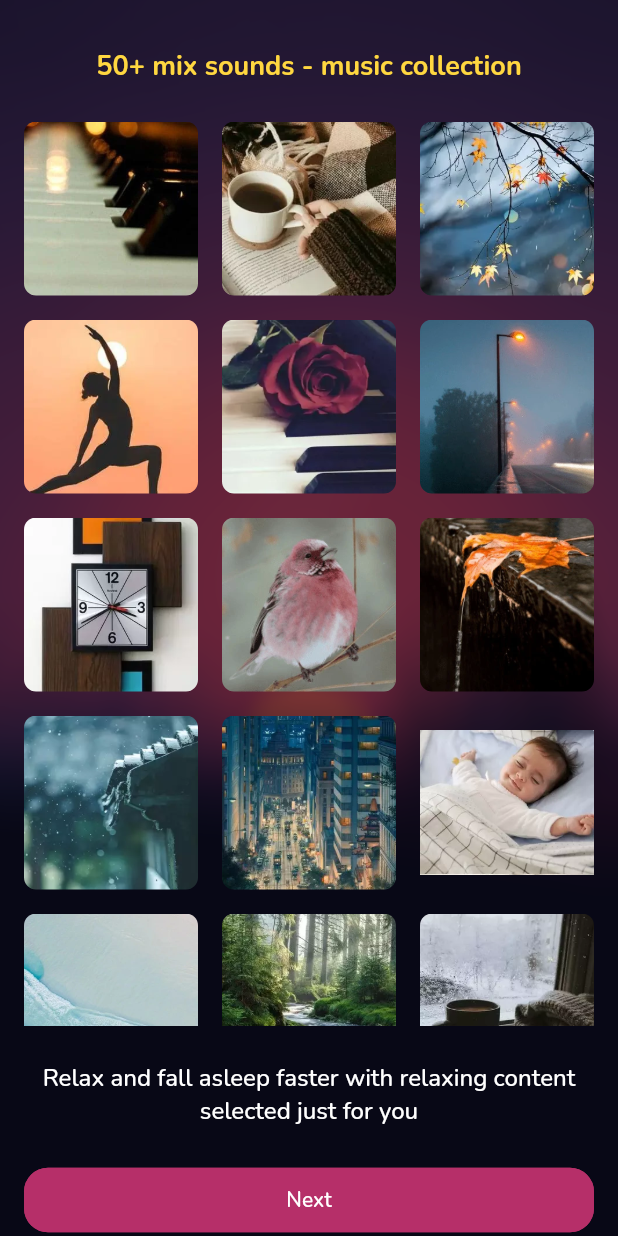
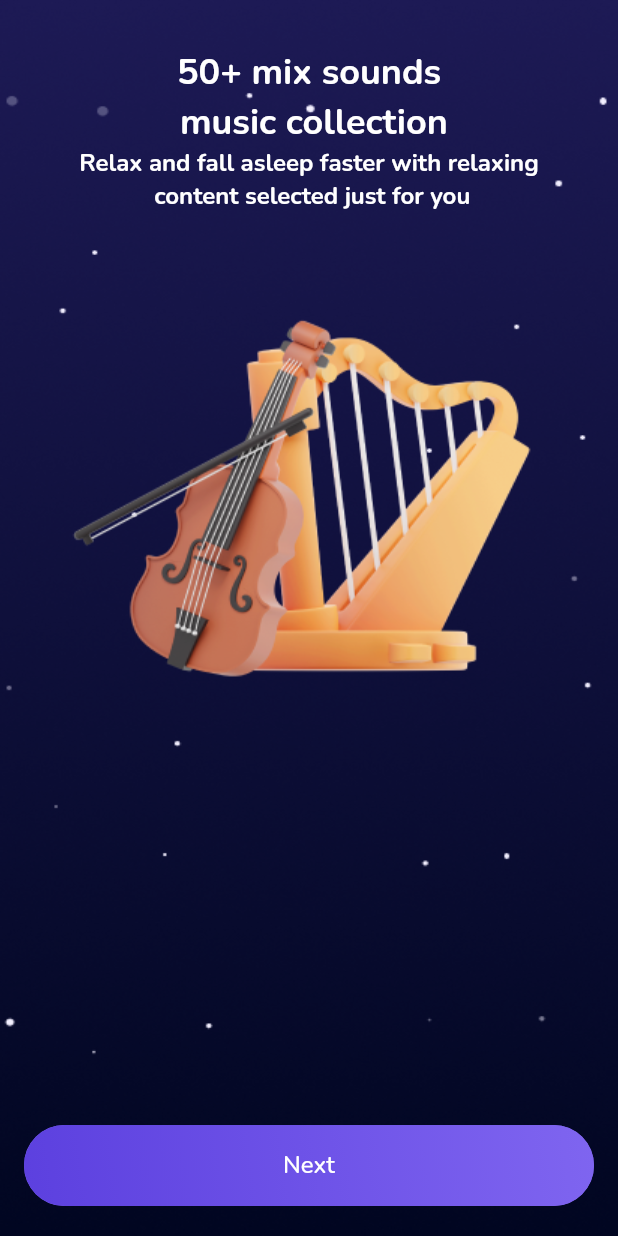
Before and after one commit to ntkien26/rain-sounds, a Flutter app: the screen it shows after launch, swiped to page 2, on a phone screen of 412 x 824 dp. Run offline on Flutter 3.47's test engine with Material 2 defaults, Android fonts, the phone set to English and light mode, and no system bars; our stand-ins replace badges, cached_network_image, dio, dots_indicator, equatable, flutter_bloc and 15 more; accounts and stored records are empty; generated files the repository leaves out were written again.

Commit message:
Update onboaring UI

```diff
--- a/lib/main.dart
+++ b/lib/main.dart
@@ -7,6 +7,7 @@ import 'package:rain_sounds/common/configs/app_route.dart';
 import 'package:rain_sounds/common/injector/app_injector.dart';
 import 'package:rain_sounds/presentation/app/app_bloc.dart';
 import 'package:rain_sounds/presentation/base/navigation_service.dart';
+import 'package:rain_sounds/presentation/screens/intro/intro_screen.dart';
 import 'package:rain_sounds/presentation/screens/splash/splash_screen.dart';
 
 
--- a/lib/presentation/screens/intro/step_two_page.dart
+++ b/lib/presentation/screens/intro/step_two_page.dart
@@ -17,7 +17,7 @@ class StepTwoPage extends StatelessWidget {
       height: double.infinity,
       decoration: const BoxDecoration(
           image: DecorationImage(
-              image: AssetImage(ImagePaths.bgMoreScreen), fit: BoxFit.fill)),
+              image: AssetImage(ImagePaths.bgOnBoarding), fit: BoxFit.fill)),
       child: SafeArea(
         child: Container(
           padding: const EdgeInsets.symmetric(horizontal: 16),
@@ -30,80 +30,85 @@ class StepTwoPage extends StatelessWidget {
               SizedBox(
                 width: double.infinity,
                 child: Text(
-                  '50+ mix sounds - music collection',
+                  '50+ mix sounds\n music collection',
                   textAlign: TextAlign.center,
                   style: GoogleFonts.nunito(
                       textStyle: const TextStyle(
-                          color: Colors.amberAccent,
+                    color: Colors.white,
                     fontWeight: FontWeight.bold,
-                          fontSize: 18)),
+                    fontSize: 24,
+                  )),
+                ),
+              ),
+              SizedBox(
+                width: double.infinity,
+                child: Text(
+                  'Relax and fall asleep faster with relaxing\n content selected just for you',
+                  textAlign: TextAlign.center,
+                  style: GoogleFonts.nunito(
+                      textStyle: const TextStyle(
+                    color: Colors.white,
+                    fontWeight: FontWeight.bold,
+                    fontSize: 16,
+                  )),
                 ),
               ),
               const SizedBox(
-                height: 24,
-              ),
-              FutureBuilder<String>(
-                future: rootBundle.loadString(Assets.mixesJson),
-                builder: (context, snapshot) {
-                  if (snapshot.hasData) {
-                    final mixes = mixesFromJson(snapshot.data!);
-                    return Expanded(
-                      child: GridView.builder(
-                          itemCount: mixes.length,
-                          gridDelegate:
-                              const SliverGridDelegateWithFixedCrossAxisCount(
-                                  mainAxisSpacing: 16,
-                                  crossAxisSpacing: 16,
-                                  crossAxisCount: 3),
-                          itemBuilder: (context, index) {
-                            return ClipRRect(
-                              borderRadius: BorderRadius.circular(8.0),
-                              child: Image.asset(
-                                  '${Assets.baseImagesPath}/${mixes[index].cover?.thumbnail}.webp'),
-                            );
-                          }),
-                    );
-                  } else {
-                    return const SizedBox();
-                  }
-                },
+                height: 48,
               ),
               const SizedBox(
-                height: 24,
+                width: double.infinity,
+                child: Image(
+                  image: AssetImage(ImagePaths.imgInstrument),
                 ),
-              Text(
-                  'Relax and fall asleep faster with relaxing content selected just for you',
-                  textAlign: TextAlign.center,
-                  style: GoogleFonts.nunito(
-                      fontWeight: FontWeight.w500,
-                      color: Colors.white,
-                      fontSize: 16)),
-              const SizedBox(
-                height: 24,
               ),
+              const Spacer(),
               TextButton(
                 onPressed: () {
                   onNextClicked();
                 },
-                style: ButtonStyle(
-                  shape: MaterialStateProperty.all<RoundedRectangleBorder>(
-                      RoundedRectangleBorder(
-                          borderRadius: BorderRadius.circular(16.0),
-                          side: const BorderSide(color: kb62f69))),
-                  backgroundColor: MaterialStateProperty.all<Color>(kb62f69),
+                style: TextButton.styleFrom(
+                  padding: EdgeInsets.zero,
+                  tapTargetSize: MaterialTapTargetSize.shrinkWrap,
+                  side: const BorderSide(
+                    color: k7F65F0,
+                  ),
+                  shape: RoundedRectangleBorder(
+                    borderRadius: BorderRadius.circular(100),
+                  ),
+                ),
+                child: Ink(
+                  padding: EdgeInsets.zero,
+                  decoration: const BoxDecoration(
+                    gradient: LinearGradient(
+                      begin: Alignment.bottomLeft,
+                      end: Alignment.topRight,
+                      colors: <Color>[
+                        k5C40DF,
+                        k7F65F0,
+                      ],
+                    ),
+                    borderRadius: BorderRadius.all(Radius.circular(100)),
                   ),
                   child: Padding(
-                  padding: const EdgeInsets.symmetric(vertical: 4),
+                    padding: const EdgeInsets.symmetric(vertical: 16),
                     child: SizedBox(
                       width: double.infinity,
                       child: Text(
                         'Next',
                         textAlign: TextAlign.center,
                         style: GoogleFonts.nunito(
-                          fontWeight: FontWeight.w500, color: Colors.white),
+                          fontWeight: FontWeight.w500,
+                          color: Colors.white,
+                          fontSize: 16,
                         ),
                       ),
                     ),
+                  ),
+                ),
+              ),
+              const SizedBox(
+                height: 20,
               ),
             ],
           ),
--- a/lib/presentation/utils/assets.dart
+++ b/lib/presentation/utils/assets.dart
@@ -29,6 +29,13 @@ class ImagePaths {
   static const String bgCover6 = '${Assets.baseImagesPath}/bg_cover_6';
   static const String bgCover7 = '${Assets.baseImagesPath}/bg_cover_7';
   static const String bgCover8 = '${Assets.baseImagesPath}/bg_cover_8';
+  static const String bgOnBoarding = '${Assets.baseImagesPath}/bg_onboarding.png';
+  static const String imgTree = '${Assets.baseImagesPath}/tree.png';
+  static const String imgMoon = '${Assets.baseImagesPath}/moon.png';
+  static const String imgInstrument = '${Assets.baseImagesPath}/instrument.png';
+
+
+
 }
 
 class IconPaths {
@@ -56,4 +63,6 @@ class IconPaths {
   static const String icSelectBlue = '${Assets.baseIconPath}/ic_select_blue.svg';
   static const String icReset = '${Assets.baseIconPath}/ic_retry.svg';
   static const String icCloseCircle = '${Assets.baseIconPath}/ic_circle_bg_close.svg';
+  static const String icConfirm = '${Assets.baseIconPath}/ic_confirm.svg';
+
 }
--- a/lib/presentation/utils/color_constant.dart
+++ b/lib/presentation/utils/color_constant.dart
@@ -33,3 +33,8 @@ const Color k299ac6 = Color(0xff299ac6);
 const Color kb62f69 = Color(0xffb62f69);
 const Color kf9d136 = Color(0xfff9d136);
 const Color k78f721 = Color(0xff78f721);
+
+//onboarding screen
+const Color k5C40DF = Color(0xff5C40DF);
+const Color k7F65F0 = Color(0xff7F65F0);
+const Color kFFFFFF = Color(0xffFFFFFF);
```
Also changed, not shown: lib/presentation/screens/intro/step_one_page.dart (+62 -24 lines), lib/presentation/screens/intro/step_three_page.dart (+48 -71 lines), assets/icons/ic_confirm.svg (added), assets/images/bg_onboarding.png (added), assets/images/instrument.png (added), assets/images/moon.png (added), assets/images/tree.png (added), pubspec.lock. Lines whose indentation alone changed are shown as unchanged.
